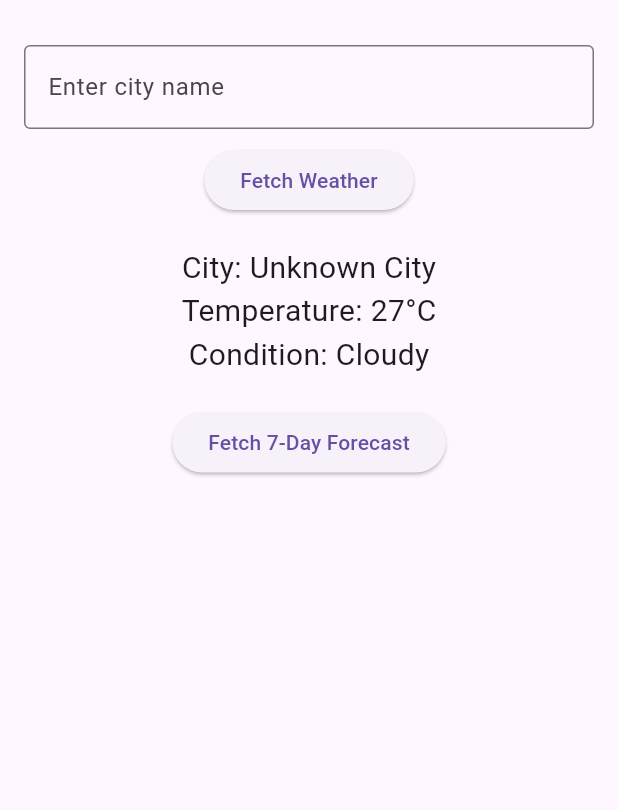
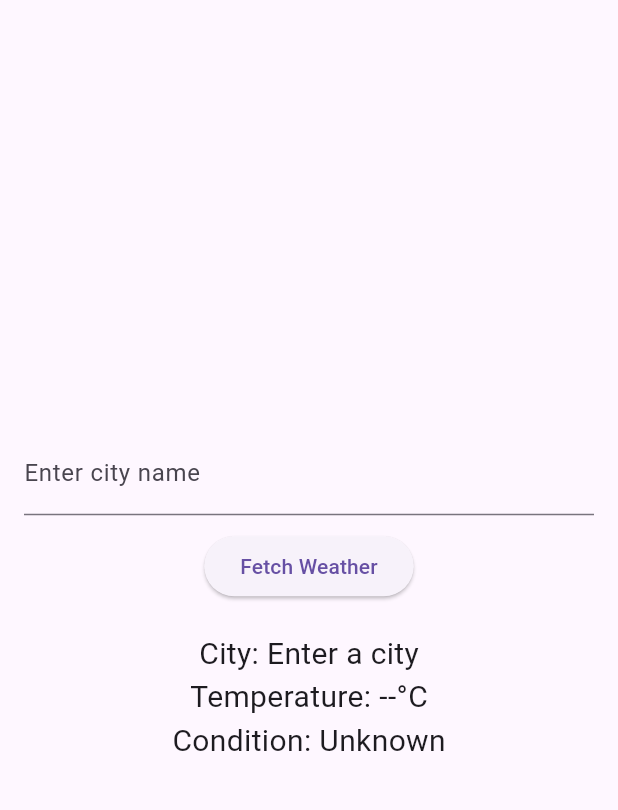
Before and after one commit to slowwwwpoke/weather_info_app, a Flutter app: the screen it shows after launch, after a tap on "Fetch Weather", on a phone screen of 412 x 824 dp, the part 63-873 px from its top. Run offline on Flutter 3.47's test engine with Material 3 defaults, Android fonts, the phone set to English and light mode, and no system bars.

Commit message:
Initial project setup and structure

```diff
--- a/lib/main.dart
+++ b/lib/main.dart
@@ -1,4 +1,3 @@
-import 'dart:math';
 import 'package:flutter/material.dart';
 
 void main() {
@@ -25,36 +24,6 @@ class _WeatherScreenState extends State<WeatherScreen> {
   String cityName = "Enter a city";
   String temperature = "--°C";
   String condition = "Unknown";
-  List<Map<String, String>> forecastData = [];
-
-  // Function to simulate fetching weather data
-  void _fetchWeather() {
-    setState(() {
-      cityName = _cityController.text.isNotEmpty ? _cityController.text : "Unknown City";
-      temperature = "${15 + Random().nextInt(16)}°C"; // Random temp between 15°C and 30°C
-      condition = ["Sunny", "Cloudy", "Rainy"][Random().nextInt(3)]; // Random condition
-    });
-  }
-
-  // Function to generate a random 7-day forecast
-  List<Map<String, String>> _generateForecast() {
-    List<Map<String, String>> forecast = [];
-    for (int i = 1; i <= 7; i++) {
-      forecast.add({
-        "day": "Day $i",
-        "temperature": "${15 + Random().nextInt(16)}°C",
-        "condition": ["Sunny", "Cloudy", "Rainy"][Random().nextInt(3)]
-      });
-    }
-    return forecast;
-  }
-
-  // Function to fetch and display the forecast
-  void _fetchForecast() {
-    setState(() {
-      forecastData = _generateForecast();
-    });
-  }
 
   @override
   Widget build(BuildContext context) {
@@ -67,39 +36,17 @@ class _WeatherScreenState extends State<WeatherScreen> {
           children: [
             TextField(
               controller: _cityController,
-              decoration: InputDecoration(
-                labelText: "Enter city name",
-                border: OutlineInputBorder(),
-              ),
+              decoration: InputDecoration(labelText: "Enter city name"),
             ),
             SizedBox(height: 10),
             ElevatedButton(
-              onPressed: _fetchWeather,
+              onPressed: () {},
               child: Text("Fetch Weather"),
             ),
             SizedBox(height: 20),
             Text("City: $cityName", style: TextStyle(fontSize: 20)),
             Text("Temperature: $temperature", style: TextStyle(fontSize: 20)),
             Text("Condition: $condition", style: TextStyle(fontSize: 20)),
-            SizedBox(height: 20),
-            ElevatedButton(
-              onPressed: _fetchForecast,
-              child: Text("Fetch 7-Day Forecast"),
-            ),
-            SizedBox(height: 10),
-            Expanded(
-              child: ListView.builder(
-                itemCount: forecastData.length,
-                itemBuilder: (context, index) {
-                  return ListTile(
-                    title: Text(
-                      "${forecastData[index]['day']}: ${forecastData[index]['temperature']}, ${forecastData[index]['condition']}",
-                      style: TextStyle(fontSize: 16),
-                    ),
-                  );
-                },
-              ),
-            ),
           ],
         ),
       ),
```
